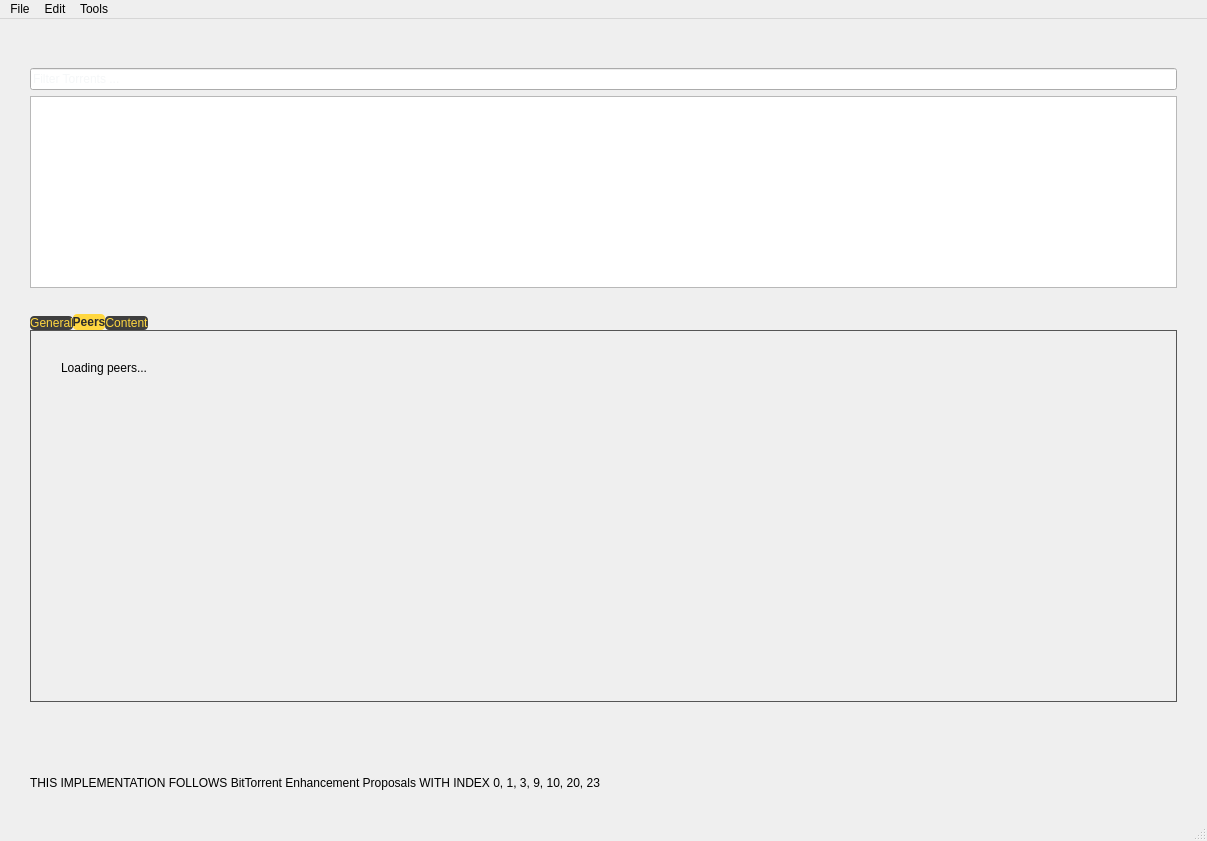
Before: the Qt Designer form client/main.ui in alph853/torrent-like-application, drawn with Qt 5.
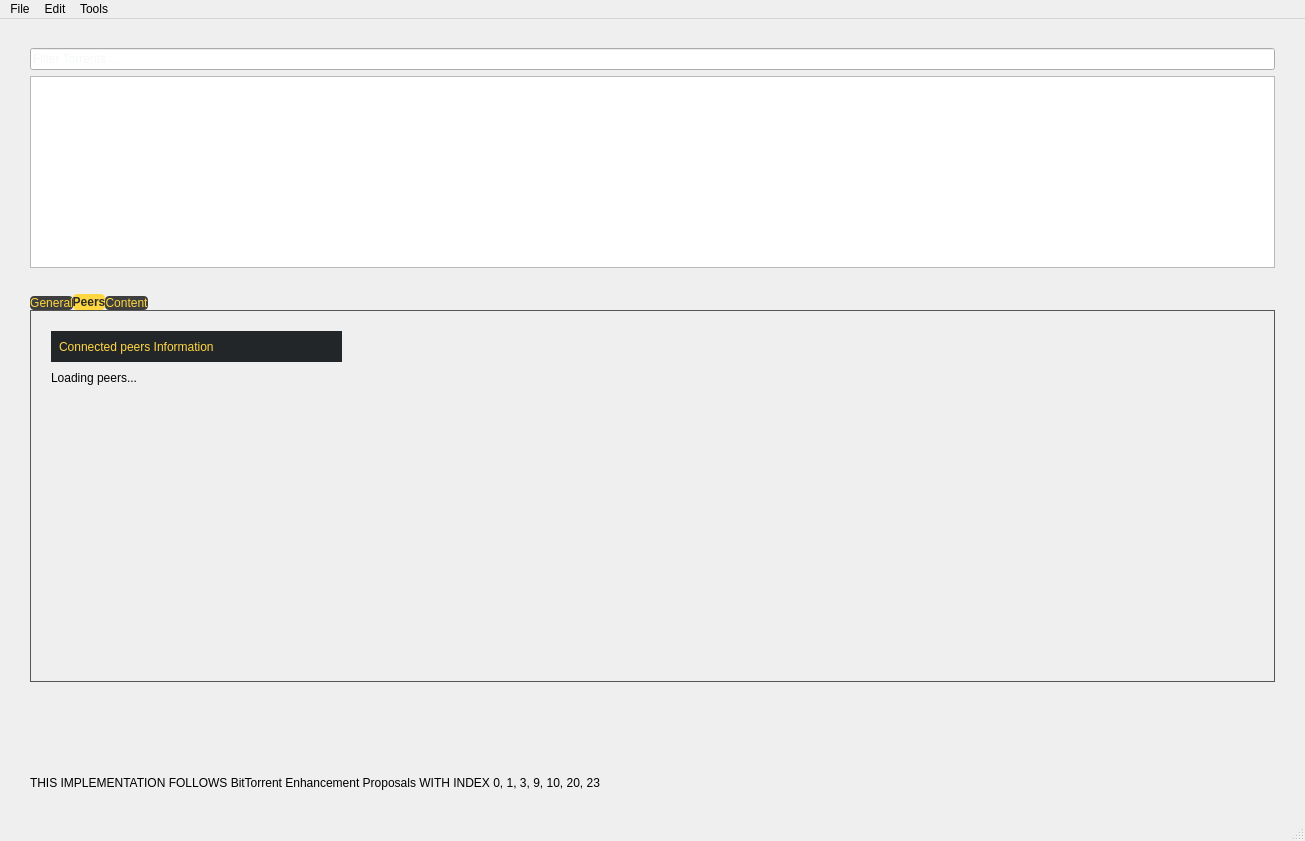
After: the same form once the commit is applied. The open tabs and pages were chosen to show the change.

Diff of the .ui file:
```diff
--- a/client/main.ui
+++ b/client/main.ui
@@ -2,14 +2,23 @@
 <ui version="4.0">
  <class>MainWindow</class>
  <widget class="QMainWindow" name="MainWindow">
+  <property name="enabled">
+   <bool>true</bool>
+  </property>
   <property name="geometry">
    <rect>
     <x>0</x>
     <y>0</y>
-    <width>1207</width>
+    <width>1305</width>
     <height>841</height>
    </rect>
   </property>
+  <property name="sizePolicy">
+   <sizepolicy hsizetype="Preferred" vsizetype="Preferred">
+    <horstretch>0</horstretch>
+    <verstretch>0</verstretch>
+   </sizepolicy>
+  </property>
   <property name="windowTitle">
    <string>MainWindow</string>
   </property>
@@ -32,15 +41,15 @@
      <height>800</height>
     </size>
    </property>
-   <layout class="QGridLayout" name="gridLayout">
+   <layout class="QVBoxLayout" name="verticalLayout">
     <property name="leftMargin">
      <number>30</number>
     </property>
     <property name="rightMargin">
      <number>30</number>
     </property>
-    <item row="7" column="0">
-     <spacer name="horizontalSpacer_3">
+    <item>
+     <spacer name="horizontalSpacer">
       <property name="orientation">
        <enum>Qt::Horizontal</enum>
       </property>
@@ -52,53 +61,7 @@
       </property>
      </spacer>
     </item>
-    <item row="4" column="0">
-     <spacer name="horizontalSpacer_5">
-      <property name="orientation">
-       <enum>Qt::Horizontal</enum>
-      </property>
-      <property name="sizeHint" stdset="0">
-       <size>
-        <width>40</width>
-        <height>20</height>
-       </size>
-      </property>
-     </spacer>
-    </item>
-    <item row="0" column="0">
-     <spacer name="horizontalSpacer_4">
-      <property name="orientation">
-       <enum>Qt::Horizontal</enum>
-      </property>
-      <property name="sizeHint" stdset="0">
-       <size>
-        <width>40</width>
-        <height>20</height>
-       </size>
-      </property>
-     </spacer>
-    </item>
-    <item row="1" column="0">
-     <spacer name="horizontalSpacer_2">
-      <property name="orientation">
-       <enum>Qt::Horizontal</enum>
-      </property>
-      <property name="sizeHint" stdset="0">
-       <size>
-        <width>40</width>
-        <height>20</height>
-       </size>
-      </property>
-     </spacer>
-    </item>
-    <item row="8" column="0">
-     <widget class="QLabel" name="label">
-      <property name="text">
-       <string>THIS IMPLEMENTATION FOLLOWS BitTorrent Enhancement Proposals WITH INDEX 0, 1, 3, 9, 10, 20, 23</string>
-      </property>
-     </widget>
-    </item>
-    <item row="2" column="0">
+    <item>
      <widget class="QLineEdit" name="lineEdit">
       <property name="styleSheet">
        <string>
@@ -115,7 +78,30 @@
       </property>
      </widget>
     </item>
-    <item row="6" column="0">
+    <item>
+     <widget class="QTableView" name="tableView">
+      <property name="sizePolicy">
+       <sizepolicy hsizetype="Preferred" vsizetype="Preferred">
+        <horstretch>1</horstretch>
+        <verstretch>0</verstretch>
+       </sizepolicy>
+      </property>
+     </widget>
+    </item>
+    <item>
+     <spacer name="horizontalSpacer_2">
+      <property name="orientation">
+       <enum>Qt::Horizontal</enum>
+      </property>
+      <property name="sizeHint" stdset="0">
+       <size>
+        <width>40</width>
+        <height>20</height>
+       </size>
+      </property>
+     </spacer>
+    </item>
+    <item>
      <widget class="QTabWidget" name="tabWidget">
       <property name="sizePolicy">
        <sizepolicy hsizetype="Expanding" vsizetype="Expanding">
@@ -176,13 +162,33 @@
        <attribute name="title">
         <string>Peers</string>
        </attribute>
+       <widget class="QLabel" name="label_2">
+        <property name="geometry">
+         <rect>
+          <x>10</x>
+          <y>10</y>
+          <width>291</width>
+          <height>31</height>
+         </rect>
+        </property>
+        <property name="styleSheet">
+         <string notr="true">font: 75 12pt &quot;MS Shell Dlg 2&quot;;
+color: rgb(255, 215, 64);
+    padding: 5px;                  /* Add padding for better appearance */
+background-color: rgb(35, 38, 41);
+</string>
+        </property>
+        <property name="text">
+         <string>Connected peers Information</string>
+        </property>
+       </widget>
        <widget class="QLabel" name="label_peers">
         <property name="geometry">
          <rect>
-          <x>20</x>
-          <y>20</y>
-          <width>611</width>
-          <height>321</height>
+          <x>10</x>
+          <y>50</y>
+          <width>1001</width>
+          <height>291</height>
          </rect>
         </property>
         <property name="text">
@@ -205,18 +211,15 @@
       </widget>
      </widget>
     </item>
-    <item row="3" column="0">
-     <widget class="QTableView" name="tableView">
-      <property name="sizePolicy">
-       <sizepolicy hsizetype="Preferred" vsizetype="Preferred">
-        <horstretch>1</horstretch>
-        <verstretch>0</verstretch>
-       </sizepolicy>
+    <item>
+     <widget class="QLabel" name="label">
+      <property name="text">
+       <string>THIS IMPLEMENTATION FOLLOWS BitTorrent Enhancement Proposals WITH INDEX 0, 1, 3, 9, 10, 20, 23</string>
       </property>
      </widget>
     </item>
-    <item row="9" column="0">
-     <spacer name="horizontalSpacer">
+    <item>
+     <spacer name="horizontalSpacer_3">
       <property name="orientation">
        <enum>Qt::Horizontal</enum>
       </property>
@@ -235,7 +238,7 @@
     <rect>
      <x>0</x>
      <y>0</y>
-     <width>1207</width>
+     <width>1305</width>
      <height>21</height>
     </rect>
    </property>
```
Left out of the diff: 43 changed lines with no effect on the pictures.
